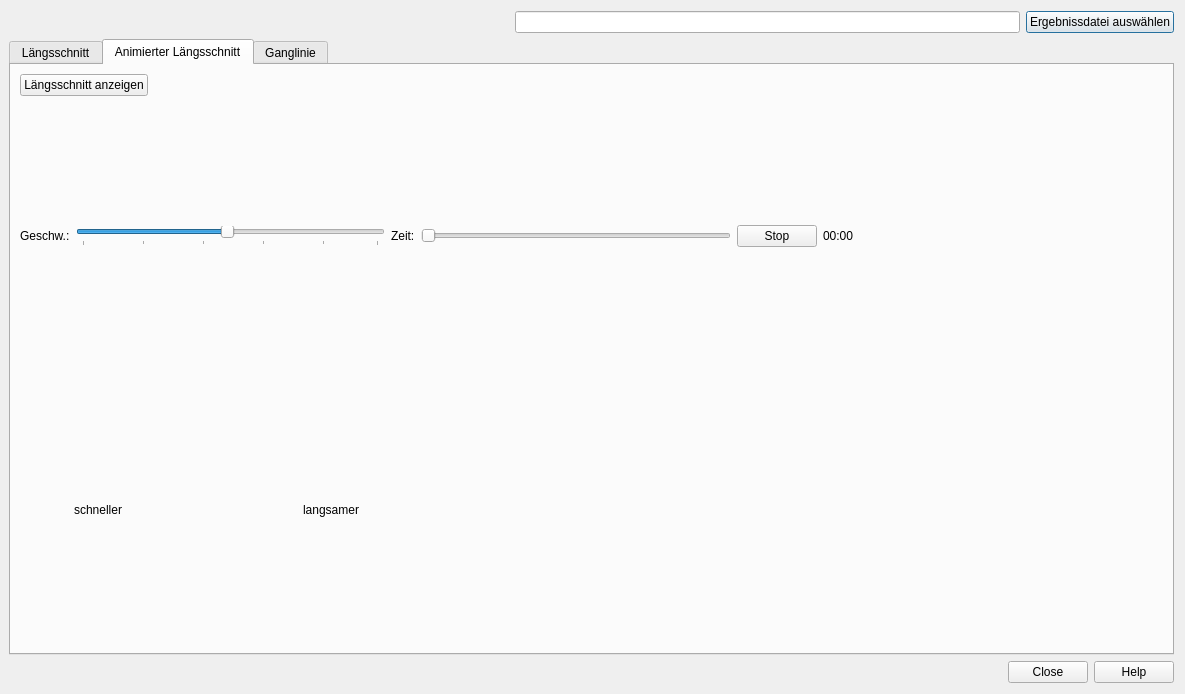
Old version of the form qkan/laengsschnitt/res/laengsschnitt.ui in the repository SonkeHoffmann/QKan-1.
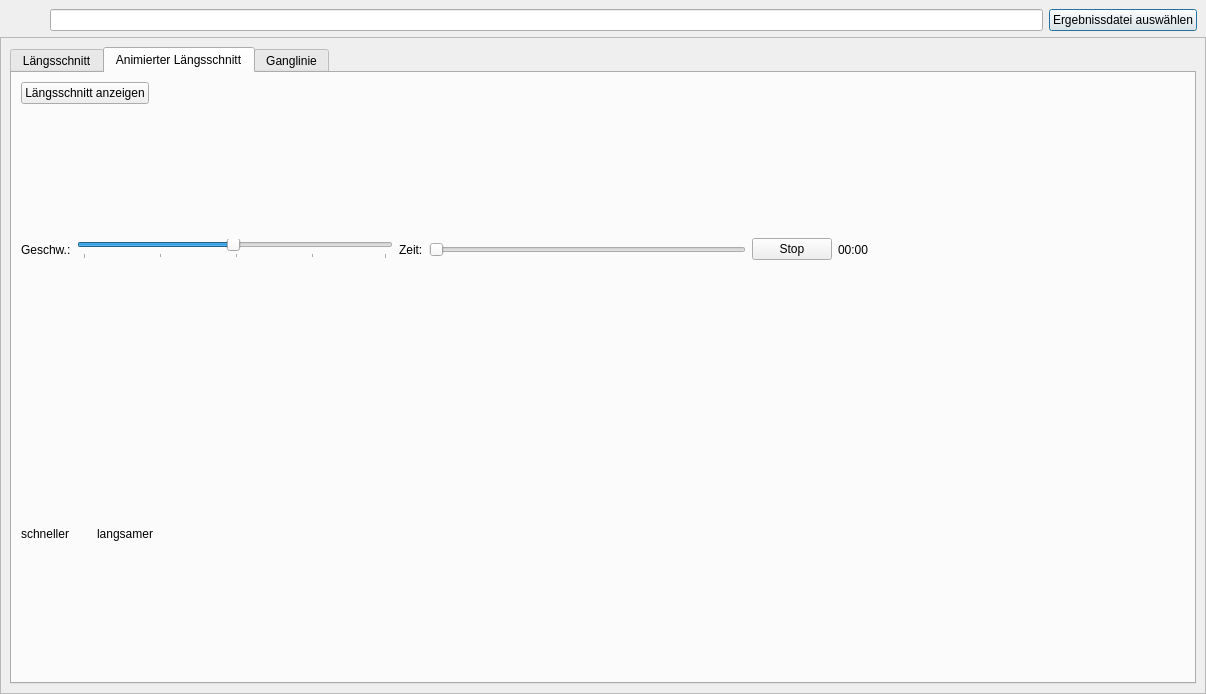
New version of the form. The open tabs and pages were chosen to show the change. Icons and pictures are not drawn.

```diff
--- a/qkan/laengsschnitt/res/laengsschnitt.ui
+++ b/qkan/laengsschnitt/res/laengsschnitt.ui
@@ -12,7 +12,7 @@
    <rect>
     <x>0</x>
     <y>0</y>
-    <width>1185</width>
+    <width>1206</width>
     <height>694</height>
    </rect>
   </property>
@@ -22,6 +22,12 @@
     <verstretch>0</verstretch>
    </sizepolicy>
   </property>
+  <property name="minimumSize">
+   <size>
+    <width>250</width>
+    <height>150</height>
+   </size>
+  </property>
   <property name="windowTitle">
    <string>Längsschnitt</string>
   </property>
@@ -32,34 +38,33 @@
   <property name="modal">
    <bool>false</bool>
   </property>
-  <layout class="QVBoxLayout" name="verticalLayout_7" stretch="0,0,0">
+  <layout class="QVBoxLayout" name="verticalLayout_7" stretch="0,0">
    <property name="sizeConstraint">
     <enum>QLayout::SetDefaultConstraint</enum>
    </property>
    <property name="leftMargin">
+    <number>0</number>
+   </property>
+   <property name="topMargin">
     <number>9</number>
    </property>
+   <property name="rightMargin">
+    <number>0</number>
+   </property>
+   <property name="bottomMargin">
+    <number>0</number>
+   </property>
    <item>
     <layout class="QHBoxLayout" name="horizontalLayout_8">
      <property name="leftMargin">
-      <number>0</number>
+      <number>50</number>
      </property>
      <property name="topMargin">
       <number>0</number>
      </property>
-     <item>
-      <spacer name="horizontalSpacer_9">
-       <property name="orientation">
-        <enum>Qt::Horizontal</enum>
-       </property>
-       <property name="sizeHint" stdset="0">
-        <size>
-         <width>40</width>
-         <height>20</height>
-        </size>
-       </property>
-      </spacer>
-     </item>
+     <property name="rightMargin">
+      <number>9</number>
+     </property>
      <item>
       <widget class="QLineEdit" name="lineEdit_4"/>
      </item>
@@ -73,6 +78,21 @@
     </layout>
    </item>
    <item>
+    <widget class="QScrollArea" name="scrollArea">
+     <property name="widgetResizable">
+      <bool>true</bool>
+     </property>
+     <widget class="QWidget" name="scrollAreaWidgetContents">
+      <property name="geometry">
+       <rect>
+        <x>0</x>
+        <y>0</y>
+        <width>1204</width>
+        <height>646</height>
+       </rect>
+      </property>
+      <layout class="QVBoxLayout" name="verticalLayout_8">
+       <item>
     <widget class="QTabWidget" name="tabWidget">
      <property name="currentIndex">
       <number>0</number>
@@ -211,6 +231,55 @@
            </property>
           </widget>
          </item>
+             <item>
+              <spacer name="horizontalSpacer">
+               <property name="orientation">
+                <enum>Qt::Horizontal</enum>
+               </property>
+               <property name="sizeHint" stdset="0">
+                <size>
+                 <width>40</width>
+                 <height>20</height>
+                </size>
+               </property>
+              </spacer>
+             </item>
+            </layout>
+           </item>
+           <item>
+            <layout class="QHBoxLayout" name="horizontalLayout_9">
+             <property name="topMargin">
+              <number>0</number>
+             </property>
+             <item>
+              <spacer name="horizontalSpacer_9">
+               <property name="orientation">
+                <enum>Qt::Horizontal</enum>
+               </property>
+               <property name="sizeHint" stdset="0">
+                <size>
+                 <width>40</width>
+                 <height>20</height>
+                </size>
+               </property>
+              </spacer>
+             </item>
+             <item>
+              <widget class="QDialogButtonBox" name="buttonBox_2">
+               <property name="sizePolicy">
+                <sizepolicy hsizetype="Maximum" vsizetype="Fixed">
+                 <horstretch>0</horstretch>
+                 <verstretch>0</verstretch>
+                </sizepolicy>
+               </property>
+               <property name="standardButtons">
+                <set>QDialogButtonBox::Close|QDialogButtonBox::Help</set>
+               </property>
+               <property name="centerButtons">
+                <bool>false</bool>
+               </property>
+              </widget>
+             </item>
         </layout>
        </item>
       </layout>
@@ -269,19 +338,13 @@
             <number>1</number>
            </property>
            <property name="maximum">
-            <number>50</number>
-           </property>
-           <property name="singleStep">
-            <number>1</number>
-           </property>
-           <property name="pageStep">
-            <number>1</number>
+                <number>100</number>
            </property>
            <property name="value">
-            <number>25</number>
+                <number>50</number>
            </property>
            <property name="sliderPosition">
-            <number>25</number>
+                <number>50</number>
            </property>
            <property name="tracking">
             <bool>true</bool>
@@ -296,7 +359,7 @@
             <enum>QSlider::TicksBelow</enum>
            </property>
            <property name="tickInterval">
-            <number>10</number>
+                <number>25</number>
            </property>
           </widget>
          </item>
@@ -309,9 +372,6 @@
          </item>
          <item>
           <widget class="QSlider" name="horizontalSlider_3">
-           <property name="enabled">
-            <bool>true</bool>
-           </property>
            <property name="maximum">
             <number>100</number>
            </property>
@@ -360,41 +420,27 @@
        </item>
        <item>
         <layout class="QHBoxLayout" name="horizontalLayout_4">
-         <item>
-          <spacer name="horizontalSpacer_12">
-           <property name="orientation">
-            <enum>Qt::Horizontal</enum>
-           </property>
-           <property name="sizeHint" stdset="0">
-            <size>
-             <width>80</width>
-             <height>20</height>
-            </size>
-           </property>
-          </spacer>
-         </item>
          <item>
           <widget class="QLabel" name="label_8">
+               <property name="minimumSize">
+                <size>
+                 <width>70</width>
+                 <height>0</height>
+                </size>
+               </property>
            <property name="text">
             <string>schneller</string>
            </property>
           </widget>
          </item>
-         <item>
-          <spacer name="horizontalSpacer_14">
-           <property name="orientation">
-            <enum>Qt::Horizontal</enum>
-           </property>
-           <property name="sizeHint" stdset="0">
-            <size>
-             <width>200</width>
-             <height>20</height>
-            </size>
-           </property>
-          </spacer>
-         </item>
          <item>
           <widget class="QLabel" name="label_5">
+               <property name="minimumSize">
+                <size>
+                 <width>70</width>
+                 <height>0</height>
+                </size>
+               </property>
            <property name="text">
             <string>langsamer</string>
            </property>
@@ -514,41 +560,9 @@
      </widget>
     </widget>
    </item>
-   <item>
-    <layout class="QHBoxLayout" name="horizontalLayout_9">
-     <property name="topMargin">
-      <number>0</number>
-     </property>
-     <item>
-      <spacer name="horizontalSpacer">
-       <property name="orientation">
-        <enum>Qt::Horizontal</enum>
-       </property>
-       <property name="sizeHint" stdset="0">
-        <size>
-         <width>40</width>
-         <height>20</height>
-        </size>
-       </property>
-      </spacer>
-     </item>
-     <item>
-      <widget class="QDialogButtonBox" name="buttonBox">
-       <property name="sizePolicy">
-        <sizepolicy hsizetype="Maximum" vsizetype="Fixed">
-         <horstretch>0</horstretch>
-         <verstretch>0</verstretch>
-        </sizepolicy>
-       </property>
-       <property name="standardButtons">
-        <set>QDialogButtonBox::Close|QDialogButtonBox::Help</set>
-       </property>
-       <property name="centerButtons">
-        <bool>false</bool>
-       </property>
-      </widget>
-     </item>
-    </layout>
+      </layout>
+     </widget>
+    </widget>
    </item>
   </layout>
  </widget>
```
Left out of the diff: 38 changed lines with no effect on the pictures. Lines whose indentation alone changed are shown as unchanged.
